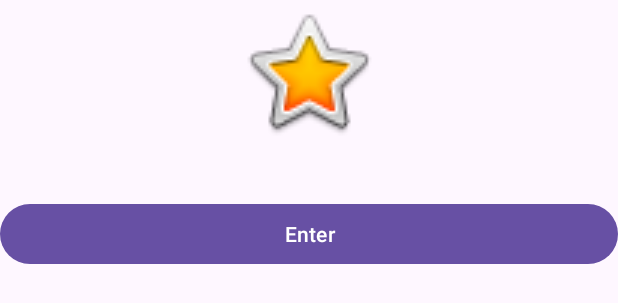
After one commit to ngo500/andr_lang_prac, an Android app: the layout activity_entry.xml on its own in the app's theme, with its tools: preview values and no code run, on a phone screen of 412 x 824 dp. The commit adds this screen. Shown: the top 303 px of the screen. Run offline under Robolectric (Android 15) with nearby library versions, the phone set to English and light mode, and no system bars.

Commit message:
Entry View Added- Entry view linked to main view

```diff
--- a/app/src/main/AndroidManifest.xml
+++ b/app/src/main/AndroidManifest.xml
@@ -13,7 +13,7 @@
         android:theme="@style/Theme.Android_Language_Practice"
         tools:targetApi="31">
         <activity
-            android:name=".MainActivity"
+            android:name=".EntryActivity"
             android:exported="true">
             <intent-filter>
                 <action android:name="android.intent.action.MAIN" />
@@ -21,6 +21,10 @@
                 <category android:name="android.intent.category.LAUNCHER" />
             </intent-filter>
         </activity>
+        <activity
+            android:name=".MainActivity"
+            android:exported="true"
+            android:parentActivityName=".EntryActivity"/>
     </application>
 
 </manifest>
--- /dev/null
+++ b/app/src/main/java/com/example/android_language_practice/EntryActivity.kt
@@ -0,0 +1,22 @@
+package com.example.android_language_practice
+
+import android.content.Intent
+import androidx.appcompat.app.AppCompatActivity
+import android.os.Bundle
+import com.example.android_language_practice.databinding.ActivityEntryBinding
+
+class EntryActivity : AppCompatActivity() {
+
+    private var binding: ActivityEntryBinding? = null
+
+    override fun onCreate(savedInstanceState: Bundle?) {
+        super.onCreate(savedInstanceState)
+        binding = ActivityEntryBinding.inflate(layoutInflater)
+        setContentView(binding!!.root)
+
+        binding!!.enterButton.setOnClickListener {
+            val intent = Intent(this, MainActivity::class.java)
+            startActivity(intent)
+        }
+    }
+}
--- /dev/null
+++ b/app/src/main/res/layout/activity_entry.xml
@@ -0,0 +1,38 @@
+<?xml version="1.0" encoding="utf-8"?>
+<androidx.constraintlayout.widget.ConstraintLayout xmlns:android="http://schemas.android.com/apk/res/android"
+    xmlns:app="http://schemas.android.com/apk/res-auto"
+    xmlns:tools="http://schemas.android.com/tools"
+    android:layout_width="match_parent"
+    android:layout_height="match_parent"
+    tools:context=".EntryActivity">
+
+    <ImageView
+        android:id="@+id/imageView"
+        android:layout_width="wrap_content"
+        android:layout_height="wrap_content"
+        android:layout_marginTop="32dp"
+        android:contentDescription="@string/entry_view_picture_desc"
+        android:scaleX="3"
+        android:scaleY="3"
+        android:visibility="visible"
+        app:layout_constraintEnd_toEndOf="parent"
+        app:layout_constraintHorizontal_bias="0.498"
+        app:layout_constraintStart_toStartOf="parent"
+        app:layout_constraintTop_toTopOf="parent"
+        app:srcCompat="@android:drawable/btn_star_big_on"
+        tools:srcCompat="@android:drawable/btn_star_big_on" />
+
+    <Button
+        android:id="@+id/enterButton"
+        android:layout_width="0dp"
+        android:layout_height="wrap_content"
+        android:layout_marginTop="64dp"
+        android:contentDescription="@string/enter_button_desc"
+        android:text="@string/enter_button_label"
+        app:layout_constraintBottom_toBottomOf="parent"
+        app:layout_constraintEnd_toEndOf="parent"
+        app:layout_constraintHorizontal_bias="0.498"
+        app:layout_constraintStart_toStartOf="parent"
+        app:layout_constraintTop_toBottomOf="@+id/imageView"
+        app:layout_constraintVertical_bias="0.006" />
+</androidx.constraintlayout.widget.ConstraintLayout>
--- a/app/src/main/res/values/strings.xml
+++ b/app/src/main/res/values/strings.xml
@@ -1,3 +1,6 @@
 <resources>
     <string name="app_name">Android_Language_Practice</string>
+    <string name="entry_view_picture_desc">Entry View Picture</string>
+    <string name="enter_button_label">Enter</string>
+    <string name="enter_button_desc">Says Enter</string>
 </resources>
```
